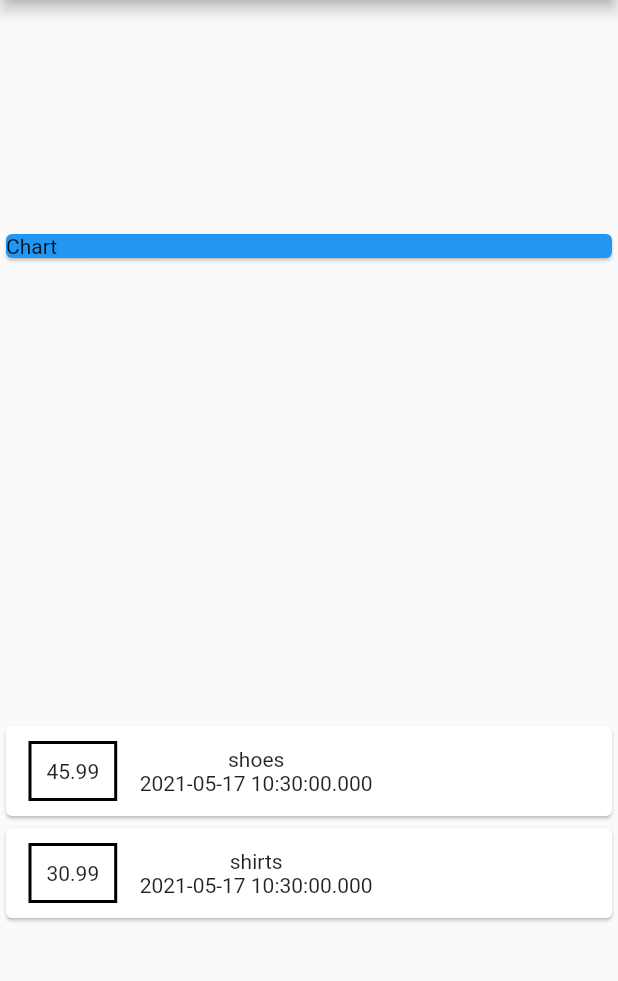
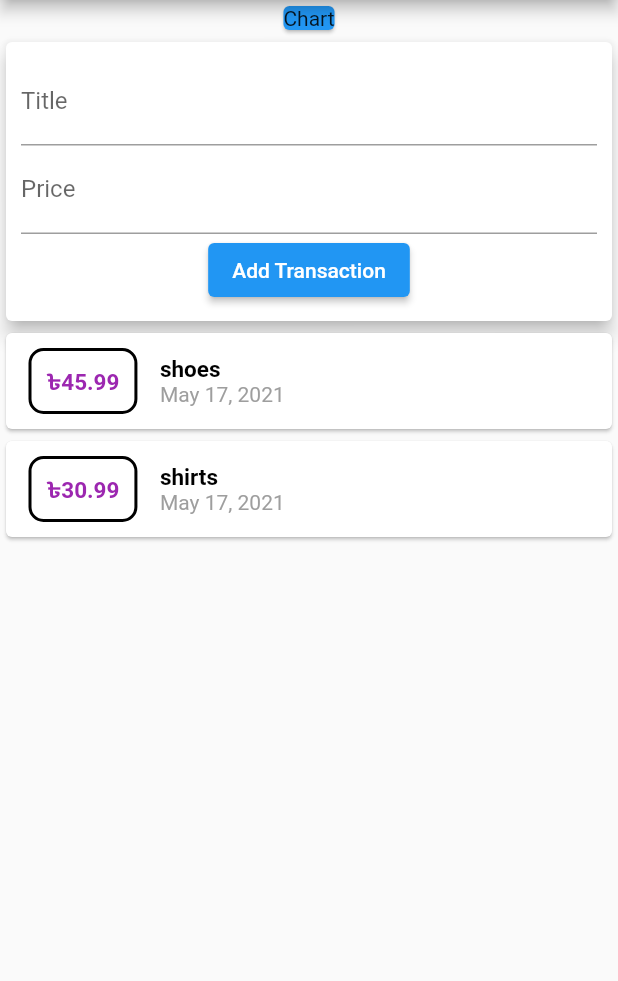
Before and after one commit to SaminYeaser/expense_manager, a Flutter app: the screen it shows after launch, on a phone screen of 412 x 824 dp, the part 84-1065 px from its top. Run offline on Flutter 3.47's test engine with Material 2 defaults, Android fonts, the phone set to English and light mode, and no system bars.

Commit message:
skeliton on the porcess

```diff
--- a/lib/main.dart
+++ b/lib/main.dart
@@ -1,5 +1,6 @@
 import 'package:expense_manager/transaction.dart';
 import 'package:flutter/material.dart';
+import 'package:intl/intl.dart';
 
 void main() {
   runApp(MyApp());
@@ -39,13 +40,33 @@ class _MyHomePageState extends State<MyHomePage> {
         title: Text('Expense Manager'),
       ),
       body: Column(
-        crossAxisAlignment: CrossAxisAlignment.stretch,
-        mainAxisAlignment: MainAxisAlignment.spaceAround,
+        // crossAxisAlignment: CrossAxisAlignment.stretch,
+        // mainAxisAlignment: MainAxisAlignment.spaceAround,
         children: [
           Container(
             child: Card(
               color: Colors.blue,
               child: Text('Chart'),
+            ),
+          ),
+          Card(
+            elevation: 5,
+            child: Container(
+              margin: EdgeInsets.all(10),
+              child: Column(
+                children: [
+                  TextField(
+                    decoration: InputDecoration(labelText: 'Title'),
+                  ),
+                  TextField(
+                    decoration: InputDecoration(labelText: 'Price'),
+                  ),
+                  ElevatedButton(
+                    child: Text('Add Transaction'),
+                    onPressed: () {},
+                  )
+                ],
+              ),
             ),
           ),
           Column(
@@ -57,13 +78,33 @@ class _MyHomePageState extends State<MyHomePage> {
                             margin: EdgeInsets.symmetric(
                                 vertical: 10, horizontal: 15),
                             decoration: BoxDecoration(
-                              border: Border.all(color: Colors.black, width: 2),
+                                border:
+                                    Border.all(color: Colors.black, width: 2),
+                                borderRadius: BorderRadius.circular(10)),
+                            padding: EdgeInsets.all(10),
+                            child: Text(
+                              '৳${e.price}',
+                              style: TextStyle(
+                                  fontSize: 15,
+                                  fontWeight: FontWeight.bold,
+                                  color: Colors.purple),
                             ),
-                            padding: EdgeInsets.all(10),
-                            child: Text(e.price.toString()),
                           ),
                           Column(
-                            children: [Text(e.title), Text(e.date.toString())],
+                            crossAxisAlignment: CrossAxisAlignment.start,
+                            children: [
+                              Text(
+                                e.title,
+                                style: TextStyle(
+                                    fontSize: 15,
+                                    color: Colors.black,
+                                    fontWeight: FontWeight.bold),
+                              ),
+                              Text(
+                                DateFormat.yMMMd().format(e.date),
+                                style: TextStyle(color: Colors.grey),
+                              )
+                            ],
                           )
                         ],
                       ),
--- a/pubspec.yaml
+++ b/pubspec.yaml
@@ -32,6 +32,7 @@ dependencies:
 dev_dependencies:
   flutter_test:
     sdk: flutter
+  intl: ^0.17.0
 
 # For information on the generic Dart part of this file, see the
 # following page: https://dart.dev/tools/pub/pubspec
```
Also changed, not shown: pubspec.lock.
